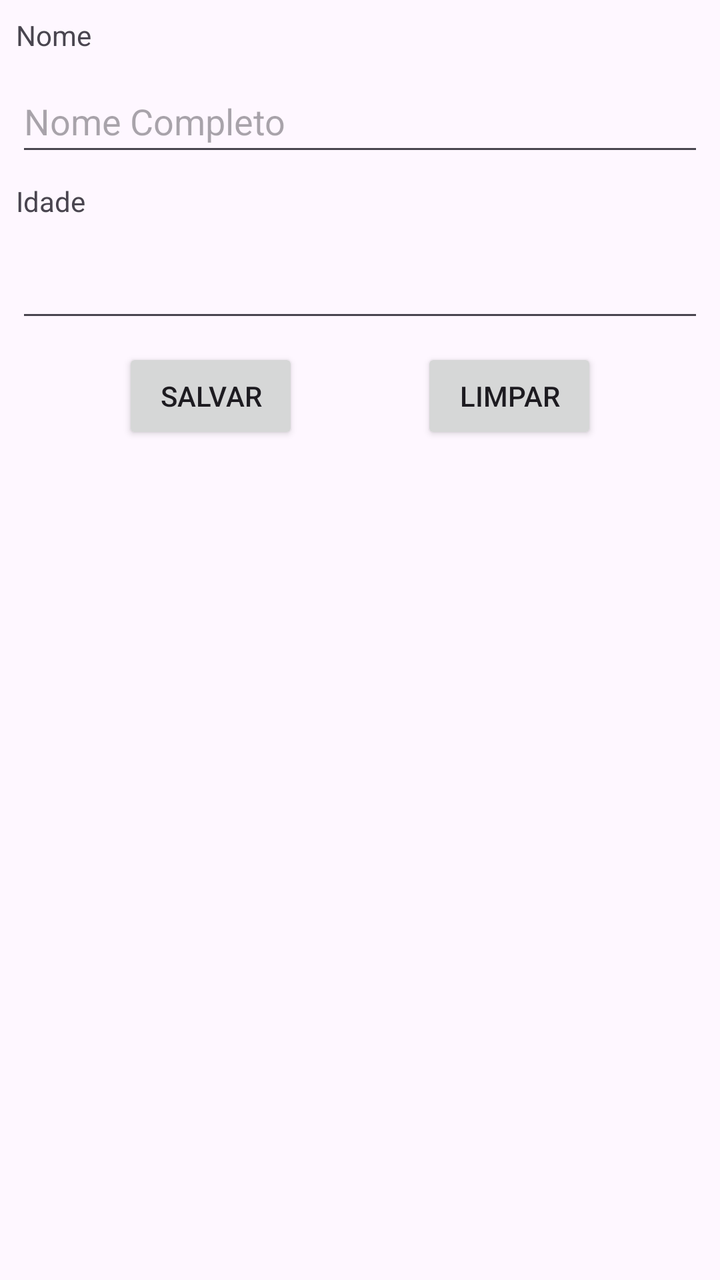
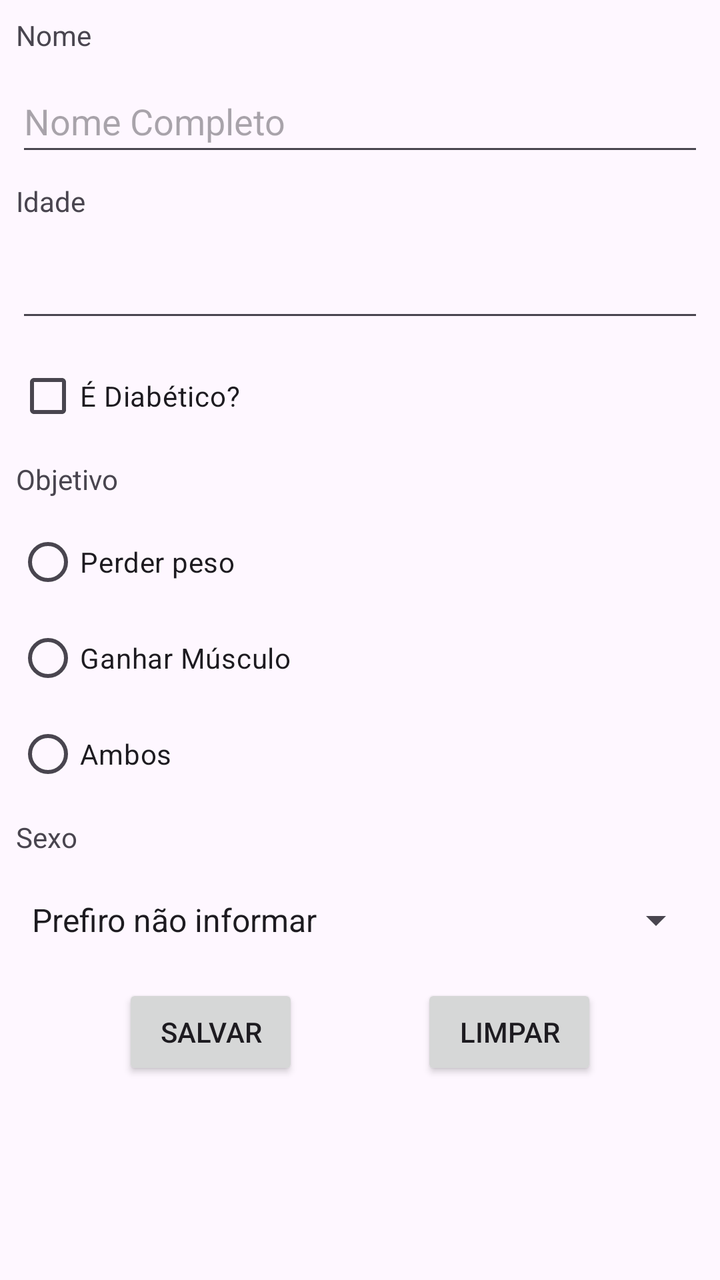

Two renders of the same Android screen: before a commit and after it. Below are the layout's source before the change and the commit's diff.
<!-- AndroidManifest.xml: application theme Theme.MyApplication -->
<!-- res/layout/activity_main.xml -->
<?xml version="1.0" encoding="utf-8"?>
<androidx.constraintlayout.widget.ConstraintLayout xmlns:android="http://schemas.android.com/apk/res/android"
    xmlns:app="http://schemas.android.com/apk/res-auto"
    xmlns:tools="http://schemas.android.com/tools"
    android:id="@+id/main"
    android:layout_width="match_parent"
    android:layout_height="match_parent"
    tools:context=".MainActivity">

    <TextView
        android:id="@+id/textView"
        android:layout_width="wrap_content"
        android:layout_height="wrap_content"
        android:layout_marginStart="8dp"
        android:layout_marginTop="8dp"
        android:labelFor="@id/editTextNomeCadastro"
        android:text="@string/nome_usuario_cadastro"
        app:layout_constraintStart_toStartOf="parent"
        app:layout_constraintTop_toTopOf="parent" />

    <EditText
        android:id="@+id/editTextNomeCadastro"
        android:layout_width="0dp"
        android:layout_height="48dp"
        android:layout_marginStart="8dp"
        android:layout_marginTop="8dp"
        android:layout_marginEnd="8dp"
        android:ems="10"
        android:hint="@string/hint_nome"
        android:inputType="text|textCapWords"
        app:layout_constraintEnd_toEndOf="parent"
        app:layout_constraintStart_toStartOf="parent"
        app:layout_constraintTop_toBottomOf="@+id/textView" />

    <TextView
        android:id="@+id/textViewIdade"
        android:layout_width="wrap_content"
        android:layout_height="wrap_content"
        android:layout_marginStart="8dp"
        android:layout_marginTop="8dp"
        android:labelFor="@id/editTextIdadeCadastro"
        android:text="@string/idade_cadastro"
        app:layout_constraintStart_toStartOf="parent"
        app:layout_constraintTop_toBottomOf="@+id/editTextNomeCadastro" />

    <EditText
        android:id="@+id/editTextIdadeCadastro"
        android:layout_width="0dp"
        android:layout_height="48dp"
        android:layout_marginStart="8dp"
        android:layout_marginTop="8dp"
        android:layout_marginEnd="8dp"
        android:ems="10"
        android:inputType="number"
        app:layout_constraintEnd_toEndOf="parent"
        app:layout_constraintStart_toStartOf="parent"
        app:layout_constraintTop_toBottomOf="@+id/textViewIdade" />

    <Button
        android:id="@+id/buttonLimpar"
        android:layout_width="wrap_content"
        android:layout_height="wrap_content"
        android:onClick="limpar"
        android:text="@string/limpar_cadastro"
        app:layout_constraintEnd_toEndOf="parent"
        app:layout_constraintHorizontal_bias="0.5"
        app:layout_constraintStart_toEndOf="@+id/button2"
        app:layout_constraintTop_toTopOf="@+id/button2" />

    <Button
        android:id="@+id/button2"
        android:layout_width="wrap_content"
        android:layout_height="wrap_content"
        android:layout_marginTop="8dp"
        android:onClick="salvar"
        android:text="@string/salvar_cadastro"
        app:layout_constraintEnd_toStartOf="@+id/buttonLimpar"
        app:layout_constraintHorizontal_bias="0.5"
        app:layout_constraintStart_toStartOf="parent"
        app:layout_constraintTop_toBottomOf="@+id/editTextIdadeCadastro" />

</androidx.constraintlayout.widget.ConstraintLayout>
<!-- resources referenced by this layout -->
<resources>
  <string name="hint_nome">Nome Completo</string>
  <string name="idade_cadastro">Idade</string>
  <string name="limpar_cadastro">Limpar</string>
  <string name="nome_usuario_cadastro">Nome</string>
  <string name="salvar_cadastro">Salvar</string>
  <style name="Theme.MyApplication" parent="Base.Theme.MyApplication" />
  <style name="Base.Theme.MyApplication" parent="Theme.Material3.DayNight.NoActionBar">
          
          
      </style>
</resources>

<!-- the commit's change to res/layout/activity_main.xml (unified diff, before → after) -->
@@ -1,82 +1,161 @@
 <?xml version="1.0" encoding="utf-8"?>
-<androidx.constraintlayout.widget.ConstraintLayout xmlns:android="http://schemas.android.com/apk/res/android"
+<ScrollView xmlns:android="http://schemas.android.com/apk/res/android"
     xmlns:app="http://schemas.android.com/apk/res-auto"
     xmlns:tools="http://schemas.android.com/tools"
     android:id="@+id/main"
     android:layout_width="match_parent"
     android:layout_height="match_parent"
+    android:fillViewport="true"
     tools:context=".MainActivity">
 
-    <TextView
-        android:id="@+id/textView"
-        android:layout_width="wrap_content"
-        android:layout_height="wrap_content"
-        android:layout_marginStart="8dp"
-        android:layout_marginTop="8dp"
-        android:labelFor="@id/editTextNomeCadastro"
-        android:text="@string/nome_usuario_cadastro"
-        app:layout_constraintStart_toStartOf="parent"
-        app:layout_constraintTop_toTopOf="parent" />
+    <androidx.constraintlayout.widget.ConstraintLayout
+        android:layout_width="match_parent"
+        android:layout_height="wrap_content">
 
-    <EditText
-        android:id="@+id/editTextNomeCadastro"
-        android:layout_width="0dp"
-        android:layout_height="48dp"
-        android:layout_marginStart="8dp"
-        android:layout_marginTop="8dp"
-        android:layout_marginEnd="8dp"
-        android:ems="10"
-        android:hint="@string/hint_nome"
-        android:inputType="text|textCapWords"
-        app:layout_constraintEnd_toEndOf="parent"
-        app:layout_constraintStart_toStartOf="parent"
-        app:layout_constraintTop_toBottomOf="@+id/textView" />
+        <TextView
+            android:id="@+id/textViewNome"
+            android:layout_width="wrap_content"
+            android:layout_height="wrap_content"
+            android:layout_marginStart="8dp"
+            android:layout_marginTop="8dp"
+            android:labelFor="@id/editTextNomeCadastro"
+            android:text="@string/nome_usuario_cadastro"
+            app:layout_constraintStart_toStartOf="parent"
+            app:layout_constraintTop_toTopOf="parent" />
 
-    <TextView
-        android:id="@+id/textViewIdade"
-        android:layout_width="wrap_content"
-        android:layout_height="wrap_content"
-        android:layout_marginStart="8dp"
-        android:layout_marginTop="8dp"
-        android:labelFor="@id/editTextIdadeCadastro"
-        android:text="@string/idade_cadastro"
-        app:layout_constraintStart_toStartOf="parent"
-        app:layout_constraintTop_toBottomOf="@+id/editTextNomeCadastro" />
+        <EditText
+            android:id="@+id/editTextNomeCadastro"
+            android:layout_width="0dp"
+            android:layout_height="48dp"
+            android:layout_marginStart="8dp"
+            android:layout_marginTop="8dp"
+            android:layout_marginEnd="8dp"
+            android:ems="10"
+            android:hint="@string/hint_nome"
+            android:inputType="text|textCapWords"
+            app:layout_constraintEnd_toEndOf="parent"
+            app:layout_constraintStart_toStartOf="parent"
+            app:layout_constraintTop_toBottomOf="@+id/textViewNome" />
 
-    <EditText
-        android:id="@+id/editTextIdadeCadastro"
-        android:layout_width="0dp"
-        android:layout_height="48dp"
-        android:layout_marginStart="8dp"
-        android:layout_marginTop="8dp"
-        android:layout_marginEnd="8dp"
-        android:ems="10"
-        android:inputType="number"
-        app:layout_constraintEnd_toEndOf="parent"
-        app:layout_constraintStart_toStartOf="parent"
-        app:layout_constraintTop_toBottomOf="@+id/textViewIdade" />
+        <TextView
+            android:id="@+id/textViewIdade"
+            android:layout_width="wrap_content"
+            android:layout_height="wrap_content"
+            android:layout_marginStart="8dp"
+            android:layout_marginTop="8dp"
+            android:labelFor="@id/editTextIdadeCadastro"
+            android:text="@string/idade_cadastro"
+            app:layout_constraintStart_toStartOf="parent"
+            app:layout_constraintTop_toBottomOf="@+id/editTextNomeCadastro" />
 
-    <Button
-        android:id="@+id/buttonLimpar"
-        android:layout_width="wrap_content"
-        android:layout_height="wrap_content"
-        android:onClick="limpar"
-        android:text="@string/limpar_cadastro"
-        app:layout_constraintEnd_toEndOf="parent"
-        app:layout_constraintHorizontal_bias="0.5"
-        app:layout_constraintStart_toEndOf="@+id/button2"
-        app:layout_constraintTop_toTopOf="@+id/button2" />
+        <EditText
+            android:id="@+id/editTextIdadeCadastro"
+            android:layout_width="0dp"
+            android:layout_height="48dp"
+            android:layout_marginStart="8dp"
+            android:layout_marginTop="8dp"
+            android:layout_marginEnd="8dp"
+            android:ems="10"
+            android:inputType="number"
+            app:layout_constraintEnd_toEndOf="parent"
+            app:layout_constraintStart_toStartOf="parent"
+            app:layout_constraintTop_toBottomOf="@+id/textViewIdade" />
 
-    <Button
-        android:id="@+id/button2"
-        android:layout_width="wrap_content"
-        android:layout_height="wrap_content"
-        android:layout_marginTop="8dp"
-        android:onClick="salvar"
-        android:text="@string/salvar_cadastro"
-        app:layout_constraintEnd_toStartOf="@+id/buttonLimpar"
-        app:layout_constraintHorizontal_bias="0.5"
-        app:layout_constraintStart_toStartOf="parent"
-        app:layout_constraintTop_toBottomOf="@+id/editTextIdadeCadastro" />
+        <CheckBox
+            android:id="@+id/checkBoxDiabeticoCadastro"
+            android:layout_width="wrap_content"
+            android:layout_height="wrap_content"
+            android:layout_marginStart="8dp"
+            android:layout_marginTop="8dp"
+            android:text="@string/eh_diabetico"
+            app:layout_constraintStart_toStartOf="parent"
+            app:layout_constraintTop_toBottomOf="@+id/editTextIdadeCadastro" />
 
-</androidx.constraintlayout.widget.ConstraintLayout>
+        <TextView
+            android:id="@+id/textViewObjetivo"
+            android:layout_width="wrap_content"
+            android:layout_height="wrap_content"
+            android:layout_marginStart="8dp"
+            android:layout_marginTop="8dp"
+            android:labelFor="@id/radioGroupObjetivo"
+            android:text="@string/objetivo_cadastro"
+            app:layout_constraintStart_toStartOf="parent"
+            app:layout_constraintTop_toBottomOf="@+id/checkBoxDiabeticoCadastro" />
+
+        <RadioGroup
+            android:id="@+id/radioGroupObjetivo"
+            android:layout_width="wrap_content"
+            android:layout_height="wrap_content"
+            android:layout_marginStart="8dp"
+            android:layout_marginTop="8dp"
+            app:layout_constraintStart_toStartOf="parent"
+            app:layout_constraintTop_toBottomOf="@+id/textViewObjetivo">
+
+            <RadioButton
+                android:id="@+id/radioButtonPerderPeso"
+                android:layout_width="match_parent"
+                android:layout_height="wrap_content"
+                android:text="@string/perder_peso" />
+
+            <RadioButton
+                android:id="@+id/radioButtonGanharMusculo"
+                android:layout_width="match_parent"
+                android:layout_height="wrap_content"
+                android:text="@string/ganhar_musculo" />
+
+            <RadioButton
+                android:id="@+id/radioButtonAmbos"
+                android:layout_width="match_parent"
+                android:layout_height="wrap_content"
+                android:text="@string/ambos_cadastro" />
+        </RadioGroup>
+
+        <Button
+            android:id="@+id/buttonLimpar"
+            android:layout_width="wrap_content"
+            android:layout_height="wrap_content"
+            android:onClick="limpar"
+            android:text="@string/limpar_cadastro"
+            app:layout_constraintEnd_toEndOf="parent"
+            app:layout_constraintHorizontal_bias="0.5"
+            app:layout_constraintStart_toEndOf="@+id/buttonSalvar"
+            app:layout_constraintTop_toTopOf="@+id/buttonSalvar" />
+
+        <Button
+            android:id="@+id/buttonSalvar"
+            android:layout_width="wrap_content"
+            android:layout_height="wrap_content"
+            android:layout_marginTop="8dp"
+            android:onClick="salvar"
+            android:text="@string/salvar_cadastro"
+            app:layout_constraintEnd_toStartOf="@+id/buttonLimpar"
+            app:layout_constraintHorizontal_bias="0.5"
+            app:layout_constraintStart_toStartOf="parent"
+            app:layout_constraintTop_toBottomOf="@+id/spinnerSexo" />
+
+        <Spinner
+            android:id="@+id/spinnerSexo"
+            android:layout_width="0dp"
+            android:layout_height="48dp"
+            android:layout_marginStart="8dp"
+            android:layout_marginTop="8dp"
+            android:layout_marginEnd="8dp"
+            android:entries="@array/sexo"
+            android:spinnerMode="dialog"
+            app:layout_constraintEnd_toEndOf="parent"
+            app:layout_constraintStart_toStartOf="parent"
+            app:layout_constraintTop_toBottomOf="@+id/textViewSexo" />
+
+        <TextView
+            android:id="@+id/textViewSexo"
+            android:layout_width="wrap_content"
+            android:layout_height="wrap_content"
+            android:layout_marginStart="8dp"
+            android:layout_marginTop="8dp"
+            android:labelFor="@id/spinnerSexo"
+            android:text="@string/sexo_cadastro"
+            app:layout_constraintStart_toStartOf="parent"
+            app:layout_constraintTop_toBottomOf="@+id/radioGroupObjetivo" />
+
+    </androidx.constraintlayout.widget.ConstraintLayout>
+</ScrollView>
<!-- resource entries referenced after the edit -->
@@ -1,11 +1,25 @@
 <!-- resources referenced by this layout -->
 <resources>
+  <string-array name="sexo">
+          <item>@string/nao_informar</item>
+          <item>@string/masculino</item>
+          <item>@string/feminino</item>
+      </string-array>
+  <string name="ambos_cadastro">Ambos</string>
+  <string name="eh_diabetico">É Diabético?</string>
+  <string name="ganhar_musculo">Ganhar Músculo</string>
   <string name="hint_nome">Nome Completo</string>
   <string name="idade_cadastro">Idade</string>
   <string name="limpar_cadastro">Limpar</string>
   <string name="nome_usuario_cadastro">Nome</string>
+  <string name="objetivo_cadastro">Objetivo</string>
+  <string name="perder_peso">Perder peso</string>
   <string name="salvar_cadastro">Salvar</string>
+  <string name="sexo_cadastro">Sexo</string>
   <style name="Theme.MyApplication" parent="Base.Theme.MyApplication" />
+  <string name="nao_informar">Prefiro não informar</string>
+  <string name="masculino">Masculino</string>
+  <string name="feminino">Feminino</string>
   <style name="Base.Theme.MyApplication" parent="Theme.Material3.DayNight.NoActionBar">
           
           
